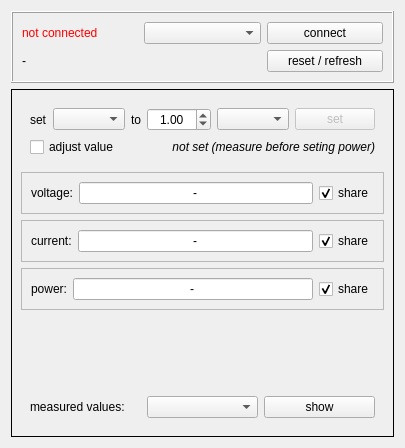
The window that eapswindow.ui (bchjoerni/mlab) describes before a commit, drawn with Qt 5.
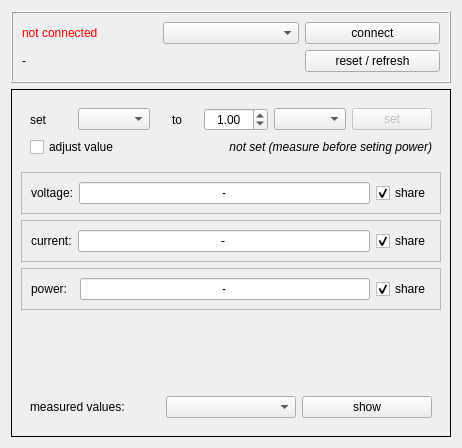
The same window after the commit.

```diff
--- a/eapswindow.ui
+++ b/eapswindow.ui
@@ -6,7 +6,7 @@
    <rect>
     <x>0</x>
     <y>0</y>
-    <width>377</width>
+    <width>462</width>
     <height>448</height>
    </rect>
   </property>
@@ -176,6 +176,9 @@
            <property name="alignment">
             <set>Qt::AlignCenter</set>
            </property>
+           <property name="readOnly">
+            <bool>true</bool>
+           </property>
           </widget>
          </item>
          <item row="0" column="2">
@@ -215,6 +218,9 @@
            <property name="alignment">
             <set>Qt::AlignCenter</set>
            </property>
+           <property name="readOnly">
+            <bool>true</bool>
+           </property>
           </widget>
          </item>
          <item row="0" column="2">
@@ -242,7 +248,7 @@
          <item row="0" column="0">
           <widget class="QLabel" name="lbl_power_lbl">
            <property name="text">
-            <string>power:</string>
+            <string>power:  </string>
            </property>
           </widget>
          </item>
@@ -254,6 +260,9 @@
            <property name="alignment">
             <set>Qt::AlignCenter</set>
            </property>
+           <property name="readOnly">
+            <bool>true</bool>
+           </property>
           </widget>
          </item>
          <item row="0" column="2">
```
